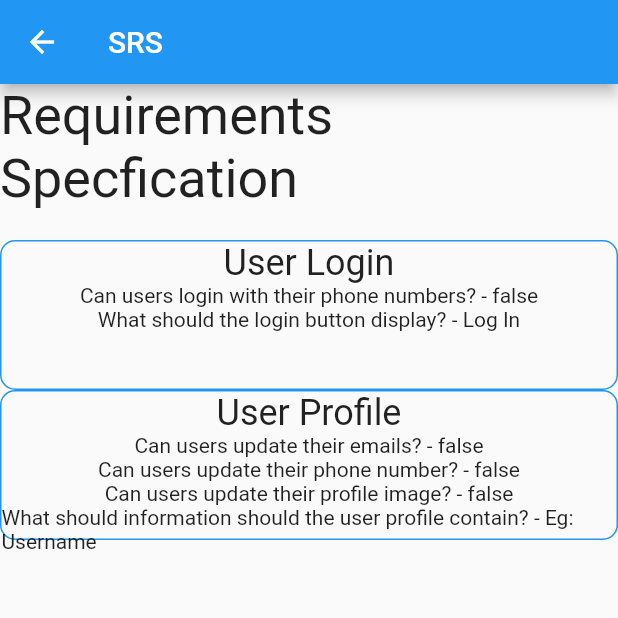
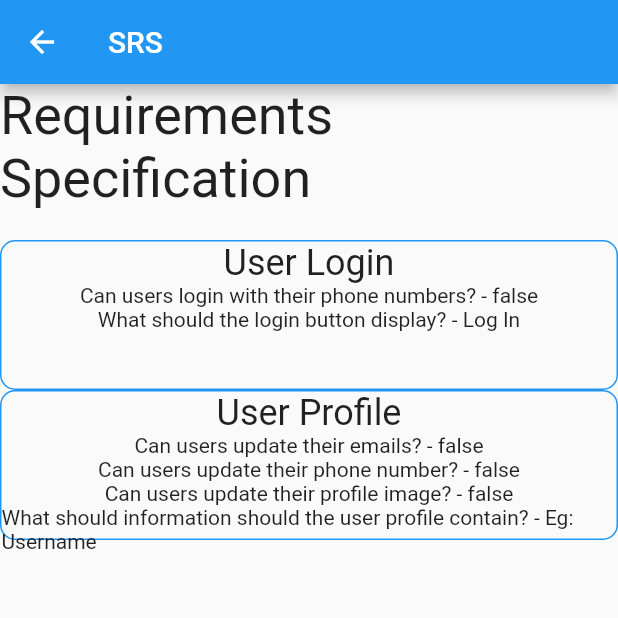
Before and after one commit to ElBatanony/ProtoFast, a Flutter app: the screen it shows after launch, after a tap on "Generate SRS", on a phone screen of 412 x 824 dp, the top half of it. Run offline on Flutter 3.47's test engine with Material 2 defaults, Android fonts, the phone set to English and light mode, and no system bars.

Commit message:
correcting typo in spec requirements

```diff
--- a/lib/screens/srs_screen.dart
+++ b/lib/screens/srs_screen.dart
@@ -15,7 +15,7 @@ class SRSScreen extends StatelessWidget {
         child: Column(
           children: [
             const Text(
-              'Requirements Specfication',
+              'Requirements Specification',
               style: TextStyle(fontSize: 36),
             ),
             project.generateSRS(),
```
